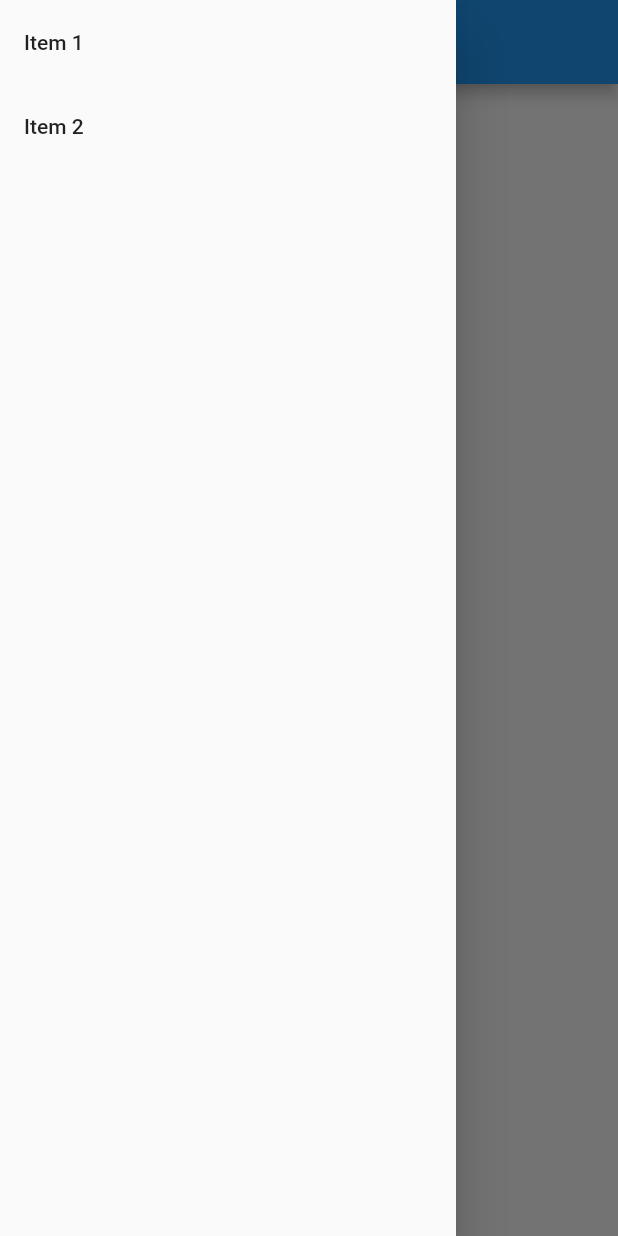
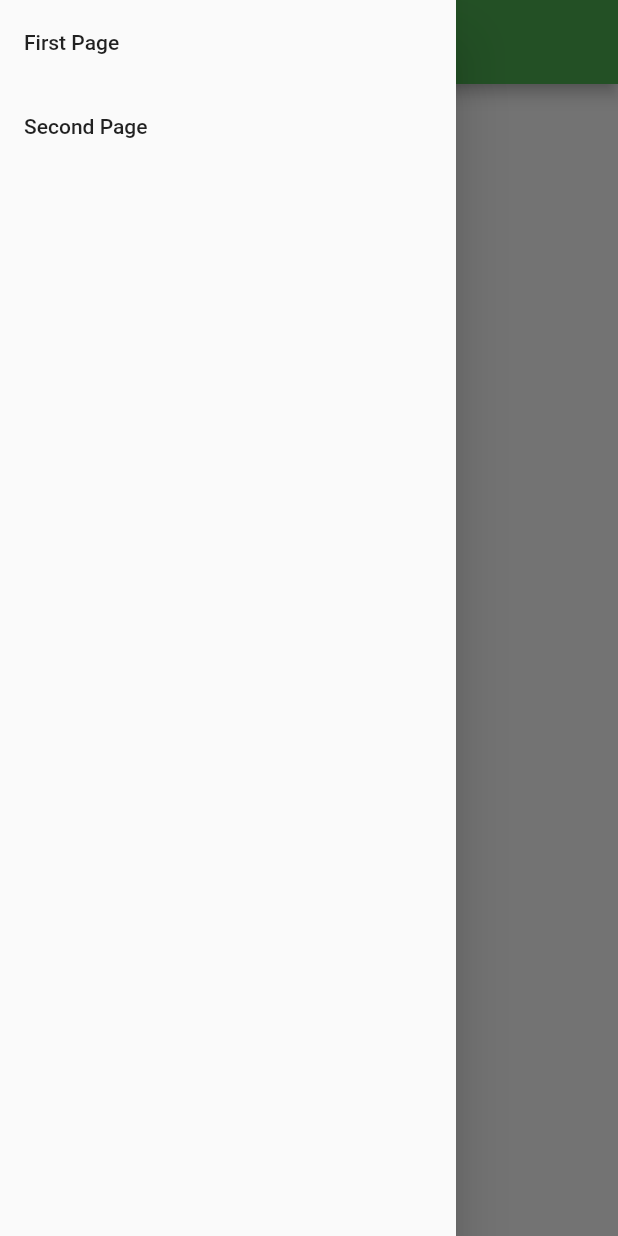
Before and after one commit to michmaloof7/ddsr, a Flutter app: the screen it shows after launch, with the side drawer open, on a phone screen of 412 x 824 dp. Run offline on Flutter 3.47's test engine with Material 2 defaults, Android fonts, the phone set to English and light mode, and no system bars.

Commit message:
Added all the changes made for flutter
- On the revert merge, the changes were taken out,
added everything from the lib folder in the drawer name branch into master.
- As of now master has all the changes made up until this point.
- From this point onwards will delete all the other branchs to start anew

```diff
--- /dev/null
+++ b/lib/functs/drawer.dart
@@ -0,0 +1,51 @@
+import 'package:flutter/material.dart';
+
+class BaseDrawer extends StatelessWidget{
+  String getCurrentRouteName(context) {
+    String currentRouteName;
+
+    Navigator.popUntil(context, (route) {
+      currentRouteName = route.settings.name;
+      return true;
+    });
+
+    return currentRouteName;
+  }
+  @override
+  Widget build(BuildContext context){
+    String currentRoute = getCurrentRouteName(context);
+    return SafeArea(child: Drawer(
+      child: ListView(
+        padding: EdgeInsets.zero,
+        children: <Widget>[
+          ListTile(
+            title: Text('First Page'),
+            onTap: (){
+              if(currentRoute == '/') return;
+              Navigator.pop(context);
+              Navigator.of(context).pushNamed('/');
+            }
+          ),
+          ListTile(
+            title: Text('Second Page'),
+            onTap: (){
+              if(currentRoute == '/second') return;
+              Navigator.pop(context);
+              Navigator.of(context).pushNamed('/archive');
+            }
+          ),
+        ],
+      ),
+    ));
+  }
+}
+
+String getCurrentRouteName(context) {
+  String currentRouteName;
+
+  Navigator.popUntil(context, (route) {
+    currentRouteName = route.settings.name;
+    return true;
+  });
+  return currentRouteName;
+}
--- a/lib/main.dart
+++ b/lib/main.dart
@@ -1,4 +1,6 @@
 import 'package:flutter/material.dart';
+import 'package:ddsr/views/home.dart';
+import 'package:ddsr/views/archive.dart';
 
 void main() => runApp(MyApp());
 
@@ -7,84 +9,15 @@
   @override
   Widget build(BuildContext context) {
     return MaterialApp(
+      theme: ThemeData(
+        primarySwatch: Colors.green,
+      ),
       title: 'appTitle',
       initialRoute: '/',
       routes: {
         '/': (context) => MyHome(),
-        '/second': (context) => SecondPage()
+        '/archive': (context) => ArchivePage()
       },
     );
   }
 }
-
-class BaseDrawer extends StatelessWidget{
-  String getCurrentRouteName(context) {
-    String currentRouteName;
-
-    Navigator.popUntil(context, (route) {
-      currentRouteName = route.settings.name;
-      return true;
-    });
-
-    return currentRouteName;
-  }
-  @override
-  Widget build(BuildContext context){
-    String currentRoute = getCurrentRouteName(context);
-    return Drawer(
-      child: ListView(
-        padding: EdgeInsets.zero,
-        children: <Widget>[
-          ListTile(
-            title: Text('Item 1'),
-            onTap: (){
-              if(currentRoute == '/') return;
-              Navigator.pop(context);
-              Navigator.of(context).pushNamed('/');
-            }
-          ),
-          ListTile(
-            title: Text('Item 2'),
-            onTap: (){
-              if(currentRoute == '/second') return;
-              Navigator.pop(context);
-              Navigator.of(context).pushNamed('/second');
-            }
-          ),
-        ],
-      ),
-    );
-  }
-}
-
-String getCurrentRouteName(context) {
-  String currentRouteName;
-
-  Navigator.popUntil(context, (route) {
-    currentRouteName = route.settings.name;
-    return true;
-  });
-  return currentRouteName;
-}
-
-class MyHome extends StatelessWidget {
-  @override
-  Widget build(BuildContext context) {
-    return Scaffold(
-      appBar: AppBar(title: new Text('asdf')),
-      body: Text('first page'),
-      drawer: BaseDrawer(),
-    );
-  }
-}
-
-class SecondPage extends StatelessWidget {
-  @override
-  Widget build(BuildContext context) {
-    return Scaffold(
-      appBar: AppBar(title:  new Text('asdf')),
-      body: Text('second page'),
-      drawer: BaseDrawer(),
-    );
-  }
-}
--- /dev/null
+++ b/lib/views/archive.dart
@@ -0,0 +1,13 @@
+import 'package:flutter/material.dart';
+import 'package:ddsr/functs/drawer.dart';
+
+class ArchivePage extends StatelessWidget {
+  @override
+  Widget build(BuildContext context) {
+    return Scaffold(
+      appBar: AppBar(title:  new Text('asdf')),
+      body: SafeArea(child: Text('second page')),
+      drawer: BaseDrawer(),
+    );
+  }
+}
--- /dev/null
+++ b/lib/views/home.dart
@@ -0,0 +1,39 @@
+import 'package:flutter/material.dart';
+import 'package:ddsr/functs/drawer.dart';
+
+class MyHome extends StatelessWidget {
+  @override
+  Widget build(BuildContext context) {
+    return Scaffold(
+      appBar: AppBar(title: new Text('Menu Principal')),
+      drawer: BaseDrawer(),
+      body: SafeArea(
+        child: Center(
+          child: Column(
+            children: <Widget>[
+              RaisedButton.icon(
+                icon: Icon(Icons.receipt),
+                label: Text("Registro de Pedidos"),
+                onPressed: (){Navigator.of(context).pushNamed('/archive');},
+                color: Colors.greenAccent,
+              ),
+              RaisedButton.icon(
+                icon: Icon(Icons.account_box),
+                label: Text("Lista de Clientes"),
+                onPressed: (){},
+                color: Colors.greenAccent,
+              ),
+              RaisedButton.icon(
+                icon: Icon(Icons.fastfood),
+                label: Text("Nuevo Pedido"),
+                onPressed: (){},
+                color: Colors.greenAccent,
+              )
+            ],
+            mainAxisAlignment: MainAxisAlignment.spaceEvenly,
+          )
+        )
+      ),
+    );
+  }
+}
```
